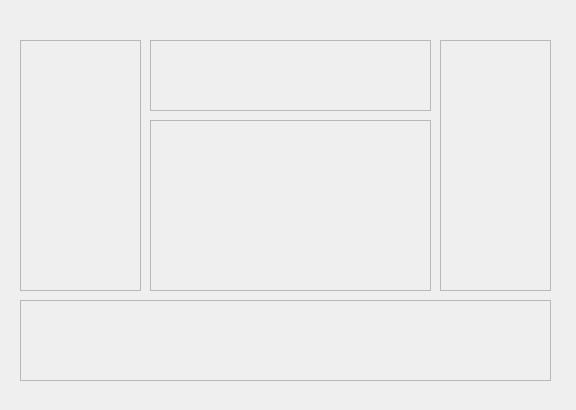
Above: widget.ui from cakturk/CardGame before the change. Below: the same form after it.
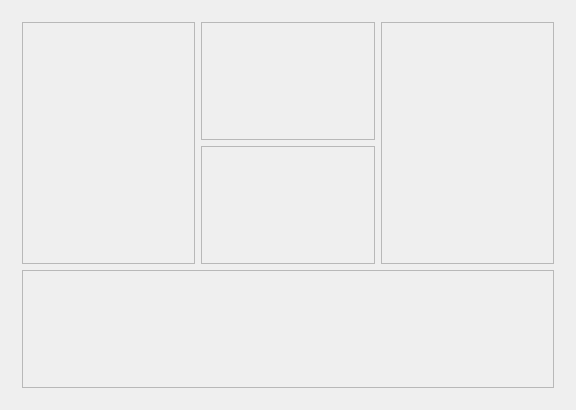
That is the form after the change.

```diff
--- a/widget.ui
+++ b/widget.ui
@@ -16,28 +16,68 @@
   <property name="autoFillBackground">
    <bool>false</bool>
   </property>
+  <layout class="QGridLayout" name="gridLayout_2">
+   <item row="0" column="0">
   <widget class="QStackedWidget" name="stackedWidget">
-   <property name="geometry">
-    <rect>
-     <x>20</x>
-     <y>30</y>
-     <width>537</width>
-     <height>351</height>
-    </rect>
-   </property>
    <property name="currentIndex">
     <number>0</number>
    </property>
    <widget class="QWidget" name="page_2">
+      <layout class="QGridLayout" name="gridLayout">
+       <item row="0" column="0" rowspan="2">
+        <widget class="QFrame" name="westHand">
+         <property name="sizePolicy">
+          <sizepolicy hsizetype="Preferred" vsizetype="Preferred">
+           <horstretch>0</horstretch>
+           <verstretch>0</verstretch>
+          </sizepolicy>
+         </property>
+         <property name="frameShape">
+          <enum>QFrame::StyledPanel</enum>
+         </property>
+         <property name="frameShadow">
+          <enum>QFrame::Raised</enum>
+         </property>
+         <property name="lineWidth">
+          <number>1</number>
+         </property>
+        </widget>
+       </item>
+       <item row="0" column="1">
+        <widget class="QFrame" name="northHand">
+         <property name="frameShape">
+          <enum>QFrame::StyledPanel</enum>
+         </property>
+         <property name="frameShadow">
+          <enum>QFrame::Raised</enum>
+         </property>
+         <property name="lineWidth">
+          <number>1</number>
+         </property>
+        </widget>
+       </item>
+       <item row="0" column="2" rowspan="2">
+        <widget class="QFrame" name="eastHand">
+         <property name="frameShape">
+          <enum>QFrame::StyledPanel</enum>
+         </property>
+         <property name="frameShadow">
+          <enum>QFrame::Raised</enum>
+         </property>
+        </widget>
+       </item>
+       <item row="1" column="1">
+        <widget class="QFrame" name="table">
+         <property name="frameShape">
+          <enum>QFrame::StyledPanel</enum>
+         </property>
+         <property name="frameShadow">
+          <enum>QFrame::Raised</enum>
+         </property>
+        </widget>
+       </item>
+       <item row="2" column="0" colspan="3">
     <widget class="QFrame" name="southHand">
-     <property name="geometry">
-      <rect>
-       <x>0</x>
-       <y>270</y>
-       <width>531</width>
-       <height>81</height>
-      </rect>
-     </property>
      <property name="minimumSize">
       <size>
        <width>50</width>
@@ -51,75 +91,12 @@
       <enum>QFrame::Raised</enum>
      </property>
     </widget>
-    <widget class="QFrame" name="westHand">
-     <property name="geometry">
-      <rect>
-       <x>0</x>
-       <y>10</y>
-       <width>121</width>
-       <height>251</height>
-      </rect>
-     </property>
-     <property name="frameShape">
-      <enum>QFrame::StyledPanel</enum>
-     </property>
-     <property name="frameShadow">
-      <enum>QFrame::Raised</enum>
-     </property>
-    </widget>
-    <widget class="QFrame" name="northHand">
-     <property name="geometry">
-      <rect>
-       <x>130</x>
-       <y>10</y>
-       <width>281</width>
-       <height>71</height>
-      </rect>
-     </property>
-     <property name="frameShape">
-      <enum>QFrame::StyledPanel</enum>
-     </property>
-     <property name="frameShadow">
-      <enum>QFrame::Raised</enum>
-     </property>
-     <property name="lineWidth">
-      <number>1</number>
-     </property>
+       </item>
+      </layout>
+     </widget>
     </widget>
-    <widget class="QFrame" name="table">
-     <property name="geometry">
-      <rect>
-       <x>130</x>
-       <y>90</y>
-       <width>281</width>
-       <height>171</height>
-      </rect>
-     </property>
-     <property name="frameShape">
-      <enum>QFrame::StyledPanel</enum>
-     </property>
-     <property name="frameShadow">
-      <enum>QFrame::Raised</enum>
-     </property>
-    </widget>
-    <widget class="QFrame" name="eastHand">
-     <property name="geometry">
-      <rect>
-       <x>420</x>
-       <y>10</y>
-       <width>111</width>
-       <height>251</height>
-      </rect>
-     </property>
-     <property name="frameShape">
-      <enum>QFrame::StyledPanel</enum>
-     </property>
-     <property name="frameShadow">
-      <enum>QFrame::Raised</enum>
-     </property>
-    </widget>
-   </widget>
-  </widget>
+   </item>
+  </layout>
  </widget>
  <layoutdefault spacing="6" margin="11"/>
  <resources/>
```
Lines whose indentation alone changed are shown as unchanged.
